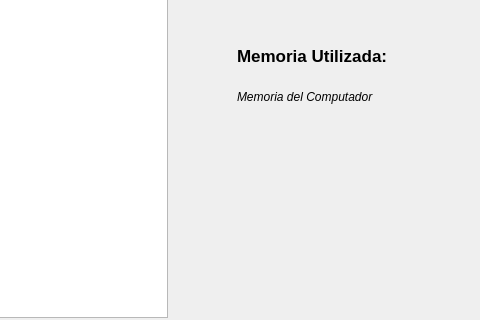
The window that VSPointer/ventana.ui (Guillen00/Proyecto-I-VSCode-Memory-Manager) describes before a commit, drawn with Qt 5; both pictures show x 823 to 1303 and y 380 to 700 of the 1303 by 700 pixel window.
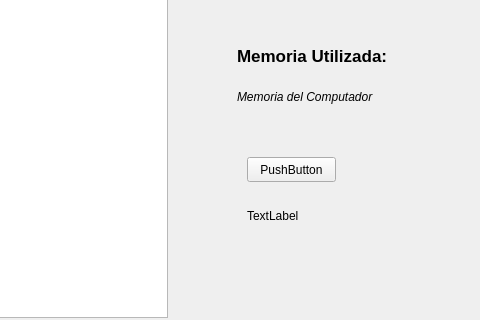
The same window after the commit.

What changed in the file:
```diff
--- a/VSPointer/ventana.ui
+++ b/VSPointer/ventana.ui
@@ -187,6 +187,32 @@
      <string/>
     </property>
    </widget>
+   <widget class="QPushButton" name="pushButton">
+    <property name="geometry">
+     <rect>
+      <x>1070</x>
+      <y>520</y>
+      <width>89</width>
+      <height>25</height>
+     </rect>
+    </property>
+    <property name="text">
+     <string>PushButton</string>
+    </property>
+   </widget>
+   <widget class="QLabel" name="label_8">
+    <property name="geometry">
+     <rect>
+      <x>1070</x>
+      <y>570</y>
+      <width>67</width>
+      <height>17</height>
+     </rect>
+    </property>
+    <property name="text">
+     <string>TextLabel</string>
+    </property>
+   </widget>
   </widget>
   <widget class="QToolBar" name="toolBar">
    <property name="windowTitle">
```
